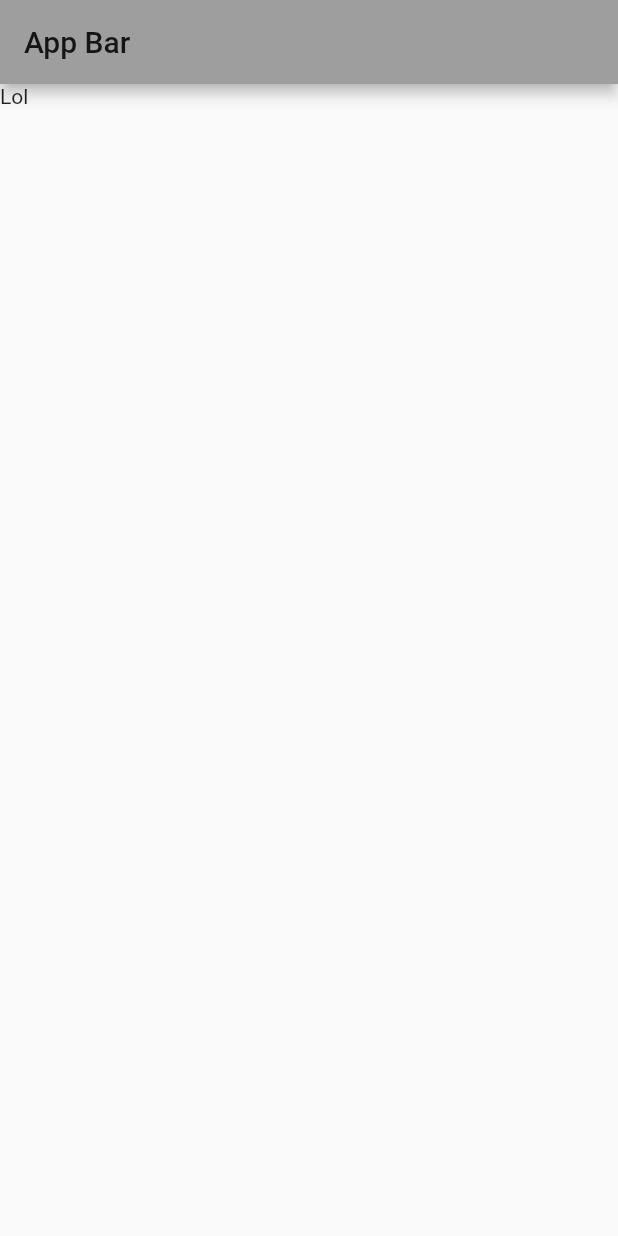
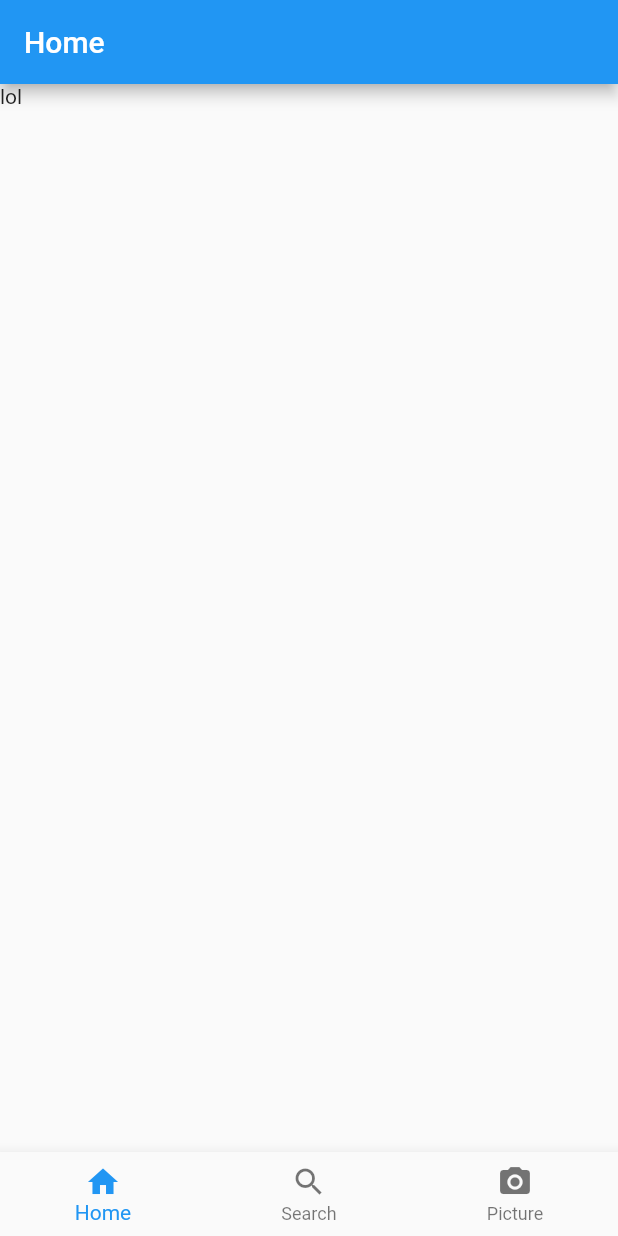
Before and after one commit to Henrixounez/Epicture, a Flutter app: the screen it shows after launch, on a phone screen of 412 x 824 dp. Run offline on Flutter 3.47's test engine with Material 2 defaults, Android fonts, the phone set to English and light mode, and no system bars; our stand-ins replace camera, webview_flutter; missing offline and left inert: flutter_webview_plugin.

```diff
--- a/epicture/lib/camera.dart
+++ b/epicture/lib/camera.dart
@@ -111,7 +111,7 @@ class _CameraExampleHomeState extends State<CameraExampleHome>
                 padding: EdgeInsets.all(20.0),
                 child: FloatingActionButton(
                   backgroundColor: Colors.white,
-                  child: Icon(Icons.camera),
+                  child: Icon(Icons.camera, color: Colors.grey,),
                   onPressed: controller != null &&
                   controller.value.isInitialized &&
                   !controller.value.isRecordingVideo
--- /dev/null
+++ b/epicture/lib/connection.dart
@@ -0,0 +1,89 @@
+import 'dart:async';
+import 'dart:io';
+
+import 'package:flutter/cupertino.dart';
+import 'package:flutter/material.dart';
+import 'package:webview_flutter/webview_flutter.dart';
+import 'package:flutter_webview_plugin/flutter_webview_plugin.dart';
+/*
+
+class ConnectionPage extends StatefulWidget {
+  @override
+  _ConnectionPageState createState() => _ConnectionPageState();
+}
+
+class _ConnectionPageState extends State<ConnectionPage> {
+  String client_id = "a14de0322afe7eb";
+  WebViewController _controller;
+  final flutterWebviewPlugin = FlutterWebviewPlugin();
+
+  @override
+  Widget build(BuildContext context) {
+    flutterWebviewPlugin.onUrlChanged.listen((String url) {
+      print('Hey !');
+      print(url);
+    });
+    flutterWebviewPlugin.launch('https://api.imgur.com/oauth2/authorize?client_id=$client_id&response_type=token&state=login_token');
+    flutterWebviewPlugin.close();
+//    return Scaffold(
+//      body: Text('Lol')
+//    );
+//    return Scaffold(
+//        body: WebView(
+////        initialUrl: 'https://en.wikipedia.org/wiki/Kraken',
+////        initialUrl: 'https://api.imgur.com/oauth2/authorize?client_id=$client_id&response_type=token&state=login_token',
+//          onWebViewCreated: (WebViewController webViewController) {
+//            _controller = webViewController;
+//            getToken();
+//          },
+//        )
+//    );
+  }
+}
+*/
+
+class ConnectionPage extends StatefulWidget {
+  @override
+  _ConnectionPageState createState() => _ConnectionPageState();
+}
+
+class _ConnectionPageState extends State<ConnectionPage> {
+//  String client_id = "a14de0322afe7eb";
+  WebViewController _controller;
+
+  @override
+  Widget build(BuildContext context) {
+    getToken();
+    return Scaffold(
+      body: Text('lol'),
+    );
+//    return Scaffold(
+//      body: WebView(
+////        initialUrl: 'https://en.wikipedia.org/wiki/Kraken',
+////        initialUrl: 'https://api.imgur.com/oauth2/authorize?client_id=$client_id&response_type=token&state=login_token',
+//        onWebViewCreated: (WebViewController webViewController) {
+//          _controller = webViewController;
+//          getToken();
+//        },
+//      )
+//    );
+  }
+
+  Future<String> getToken() async {
+    String client_id = "a14de0322afe7eb";
+    String url = "https://api.imgur.com/oauth2/authorize?client_id=$client_id&response_type=token&state=login_token";
+
+    final FlutterWebviewPlugin webViewPlugin = new FlutterWebviewPlugin();
+    webViewPlugin.onUrlChanged.listen((String url) {
+      if (url.startsWith('http://localhost')) {
+        webViewPlugin.close();
+        webViewPlugin.dispose();
+        url = url.replaceFirst('#', '&');
+        print(url);
+        var decoded = Uri.parse(url);
+        print(decoded.queryParameters);
+      }
+    });
+    webViewPlugin.launch(url);
+  }
+}
--- /dev/null
+++ b/epicture/lib/home.dart
@@ -0,0 +1,31 @@
+import 'dart:async';
+
+import 'package:epicture/connection.dart';
+import 'package:flutter/cupertino.dart';
+import 'package:flutter/material.dart';
+import 'package:webview_flutter/webview_flutter.dart';
+
+class HomePage extends StatefulWidget {
+  @override
+  _HomePageState createState() => _HomePageState();
+}
+
+class _HomePageState extends State<HomePage> {
+
+  @override
+  Widget build(BuildContext context) {
+    return Scaffold(
+      appBar: AppBar(
+        title: Text('Home'),
+      ),
+      body: ConnectionPage(),
+//      body: WebView(
+//        initialUrl: 'https://en.wikipedia.org/wiki/Kraken',
+//        initialUrl: 'https://api.imgur.com/oauth2/authorize?client_id=$client_id&response_type=token&state=login_token',
+//        onWebViewCreated: (WebViewController webViewController) {
+//          webViewController.currentUrl().then((val) { print(val); });
+//        },
+//      )
+    );
+  }
+}
--- a/epicture/lib/main.dart
+++ b/epicture/lib/main.dart
@@ -1,11 +1,11 @@
 import 'dart:async';
-import 'dart:io';
 
 import 'package:camera/camera.dart';
 import 'package:epicture/search.dart';
 import 'package:flutter/material.dart';
 import 'camera.dart';
-
+import 'search.dart';
+import 'home.dart';
 
 Future<void> main() async {
   // Fetch the available cameras before initializing the app.
@@ -35,33 +35,78 @@ class MyApp extends StatelessWidget {
         // or simply save your changes to "hot reload" in a Flutter IDE).
         // Notice that the counter didn't reset back to zero; the application
         // is not restarted.
-        primarySwatch: Colors.grey,
+        primarySwatch: Colors.blue,
       ),
-        home: HomePage(),
-//      home: MyHomePage(title: 'Flutter Demo Home Page'),
+        home: MainPage(),
+//      home: MyMainPage(title: 'Flutter Demo Home Page'),
     );
   }
 }
 
-class HomePage extends StatefulWidget {
+class MainPage extends StatefulWidget {
   @override
-  _HomePageState createState() => _HomePageState();
+  _MainPageState createState() => _MainPageState();
 }
 
-class _HomePageState extends State<HomePage> {
+class _MainPageState extends State<MainPage> {
+  int selectedIndex = 0;
+
+  PageController pageController = PageController(
+    initialPage: 0,
+    keepPage: true,
+  );
 
   @override
   Widget build(BuildContext context) {
-    // TODO: implement build
     return Scaffold(
       body: PageView(
+        controller: pageController,
+        onPageChanged: (index) {
+          pageChanged(index);
+        },
         children: <Widget>[
+          HomePage(),
           SearchPage(),
           CameraExampleHome(),
         ],
-      )
+      ),
+      bottomNavigationBar: BottomNavigationBar(
+        selectedItemColor: Colors.blue,
+        currentIndex: selectedIndex,
+        onTap: (index) {
+          bottomTapped(index);
+        },
+        items: <BottomNavigationBarItem>[
+          BottomNavigationBarItem(
+            icon: Icon(Icons.home),
+            title: Text('Home')
+          ),
+          BottomNavigationBarItem(
+            icon: Icon(Icons.search),
+            title: Text('Search')
+          ),
+          BottomNavigationBarItem(
+            icon: Icon(Icons.camera_alt),
+            title: Text('Picture')
+          )
+        ]
+      ),
     );
   }
+
+  void pageChanged(int index) {
+    setState(() {
+      selectedIndex = index;
+    });
+  }
+
+  void bottomTapped(int index) {
+    setState(() {
+      selectedIndex = index;
+      pageController.animateToPage(index, duration: Duration(milliseconds: 500), curve: Curves.ease);
+    });
+  }
+
 }
 
 //class MyHomePage extends StatefulWidget {
--- a/epicture/lib/search.dart
+++ b/epicture/lib/search.dart
@@ -1,6 +1,3 @@
-import 'dart:async';
-import 'dart:io';
-
 import 'package:flutter/cupertino.dart';
 import 'package:flutter/material.dart';
 
@@ -14,7 +11,7 @@ class _SearchPage extends State<SearchPage> {
   Widget build(BuildContext context) {
     return Scaffold(
       appBar: AppBar(
-        title: Text('App Bar'),
+        title: Text('Search'),
       ),
       body: Column(
         children: <Widget>[
--- a/epicture/pubspec.yaml
+++ b/epicture/pubspec.yaml
@@ -25,6 +25,7 @@ dependencies:
   cupertino_icons: ^0.1.2
   camera: ^0.5.4
   path_provider: ^1.3.0
+  flutter_webview_plugin: ^0.3.8
 
 dev_dependencies:
   flutter_test:
```
Also changed, not shown: epicture/pubspec.lock, 1 other file.
